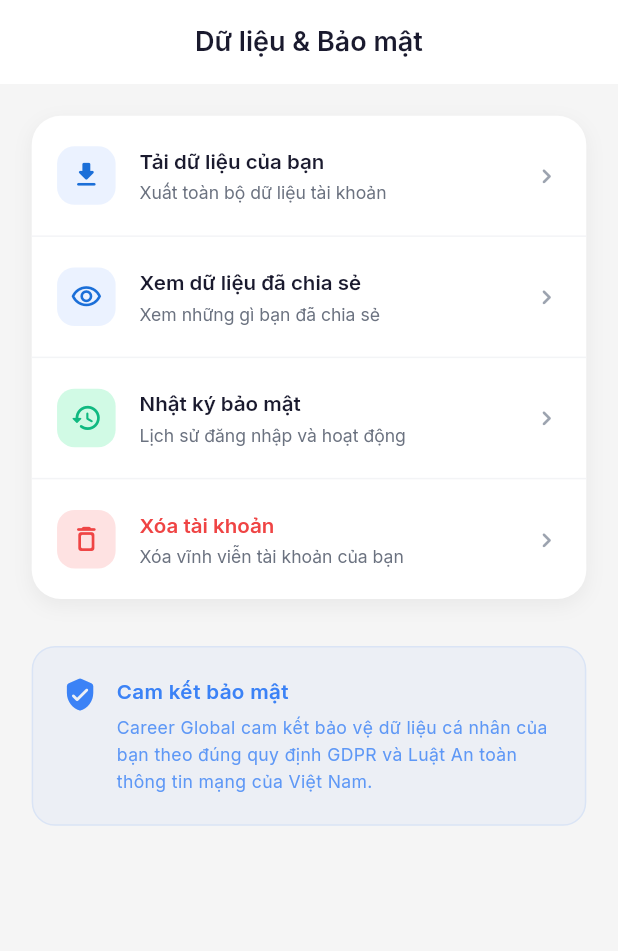
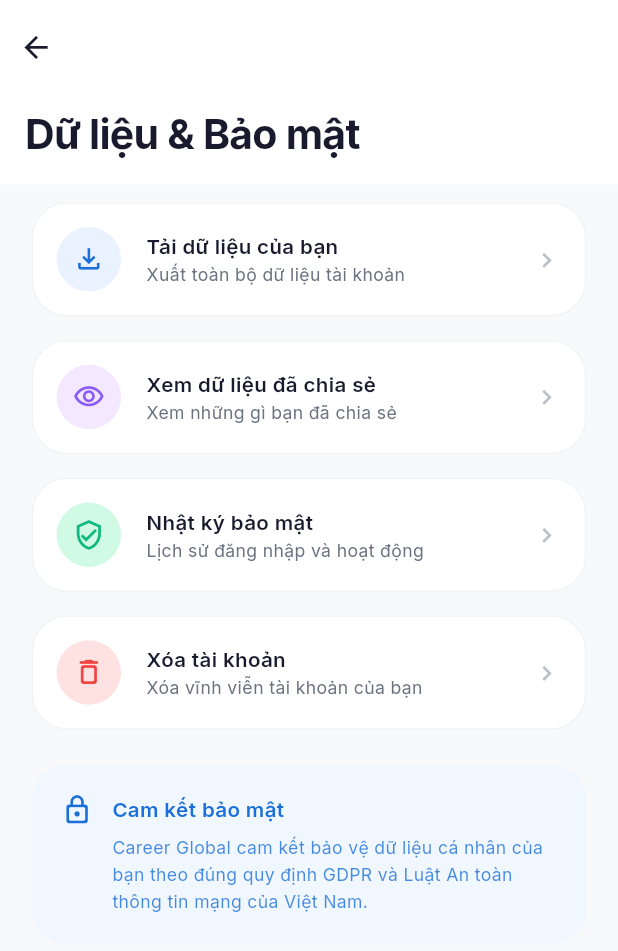
Before and after one commit to duc2251220120-hash/Tuog-tac-nguoi-may, a Flutter app: the DataSecurityScreen screen opened by its route, on a phone screen of 412 x 824 dp. Shown: the top 951 px of the screen. Run offline on Flutter 3.47's test engine with Material 3 defaults, Android fonts, the phone set to English and light mode, and no system bars; our stand-ins replace fl_chart, flutter_screenutil, go_router, google_fonts, pin_code_fields, smooth_page_indicator.

Commit message:
UI: Redesign Data Security screen and fix edge-to-edge layout

```diff
--- a/lib/features/settings/presentation/screens/data_security_screen.dart
+++ b/lib/features/settings/presentation/screens/data_security_screen.dart
@@ -3,8 +3,6 @@ import 'package:flutter_screenutil/flutter_screenutil.dart';
 import '../../../../core/constants/app_colors.dart';
 import '../../../../core/constants/app_text_styles.dart';
 import '../../../../core/constants/app_dimensions.dart';
-import '../widgets/settings_card.dart';
-import '../widgets/settings_tile.dart';
 
 class DataSecurityScreen extends StatelessWidget {
   const DataSecurityScreen({super.key});
@@ -12,74 +10,168 @@ class DataSecurityScreen extends StatelessWidget {
   @override
   Widget build(BuildContext context) {
     return Scaffold(
-      backgroundColor: AppColors.background,
-      appBar: AppBar(
-        title: const Text('Dữ liệu & Bảo mật'),
-        backgroundColor: AppColors.white,
-        elevation: 0,
-        foregroundColor: AppColors.textPrimary,
+      backgroundColor: const Color(0xFFF8F9FA),
+      body: Column(
+        children: [
+          SafeArea(
+            bottom: false,
+            left: false,
+            right: false,
+            child: _buildCustomAppBar(context),
           ),
-      body: ListView(
-        padding: EdgeInsets.all(AppDimensions.screenPaddingH),
+          Expanded(
+            child: ListView(
+              padding: EdgeInsets.symmetric(horizontal: 20.w, vertical: 12.h),
               children: [
-          SettingsCard(
-            children: [
-              SettingsTile(
-                icon: Icons.download_rounded,
+                _buildMenuItem(
+                  icon: Icons.file_download_outlined,
+                  iconColor: const Color(0xFF1B6FD8),
+                  bgColor: const Color(0xFFEBF2FF),
                   title: 'Tải dữ liệu của bạn',
                   subtitle: 'Xuất toàn bộ dữ liệu tài khoản',
                   onTap: () {},
                 ),
-              const Divider(height: 1),
-              SettingsTile(
+                SizedBox(height: 16.h),
+                _buildMenuItem(
                   icon: Icons.visibility_outlined,
+                  iconColor: const Color(0xFF8B5CF6),
+                  bgColor: const Color(0xFFF3E8FF),
                   title: 'Xem dữ liệu đã chia sẻ',
                   subtitle: 'Xem những gì bạn đã chia sẻ',
                   onTap: () {},
                 ),
-              const Divider(height: 1),
-              SettingsTile(
-                icon: Icons.history_rounded,
-                iconColor: AppColors.success,
-                iconBgColor: AppColors.successLight,
+                SizedBox(height: 16.h),
+                _buildMenuItem(
+                  icon: Icons.verified_user_outlined,
+                  iconColor: const Color(0xFF10B981),
+                  bgColor: const Color(0xFFD1FAE5),
                   title: 'Nhật ký bảo mật',
                   subtitle: 'Lịch sử đăng nhập và hoạt động',
                   onTap: () {},
                 ),
-              const Divider(height: 1),
-              SettingsTile(
+                SizedBox(height: 16.h),
+                _buildMenuItem(
                   icon: Icons.delete_outline_rounded,
+                  iconColor: const Color(0xFFEF4444),
+                  bgColor: const Color(0xFFFEE2E2),
                   title: 'Xóa tài khoản',
                   subtitle: 'Xóa vĩnh viễn tài khoản của bạn',
-                isDestructive: true,
                   onTap: () {},
+                ),
+                SizedBox(height: 24.h),
+                _buildCommitmentCard(),
+                SizedBox(height: 40.h),
+              ],
+            ),
           ),
         ],
       ),
-          SizedBox(height: 32.h),
+    );
+  }
+
+  Widget _buildCustomAppBar(BuildContext context) {
+    return Container(
+      width: double.infinity,
+      color: AppColors.white,
+      padding: EdgeInsets.fromLTRB(0, 8.h, 16.w, 8.h),
+      child: Column(
+        crossAxisAlignment: CrossAxisAlignment.start,
+        children: [
+          IconButton(
+            onPressed: () => Navigator.pop(context),
+            icon: Icon(Icons.arrow_back, color: AppColors.textPrimary, size: 24.r),
+            padding: EdgeInsets.zero,
+            constraints: const BoxConstraints(),
+          ),
+          SizedBox(height: 16.h),
+          Padding(
+            padding: EdgeInsets.only(left: 16.w),
+            child: Text(
+              'Dữ liệu & Bảo mật',
+              style: AppTextStyles.h1.copyWith(fontSize: 28.sp),
+            ),
+          ),
+          SizedBox(height: 8.h),
+        ],
+      ),
+    );
+  }
+
+  Widget _buildMenuItem({
+    required IconData icon,
+    required Color iconColor,
+    required Color bgColor,
+    required String title,
+    required String subtitle,
+    required VoidCallback onTap,
+  }) {
+    return InkWell(
+      onTap: onTap,
+      borderRadius: BorderRadius.circular(24.r),
+      child: Container(
+        padding: EdgeInsets.all(16.r),
+        decoration: BoxDecoration(
+          color: AppColors.white,
+          borderRadius: BorderRadius.circular(24.r),
+          border: Border.all(color: AppColors.border.withValues(alpha: 0.5)),
+        ),
+        child: Row(
+          children: [
             Container(
+              width: 44.r,
+              height: 44.r,
+              decoration: BoxDecoration(
+                color: bgColor,
+                shape: BoxShape.circle,
+              ),
+              child: Icon(icon, color: iconColor, size: 22.r),
+            ),
+            SizedBox(width: 16.w),
+            Expanded(
+              child: Column(
+                crossAxisAlignment: CrossAxisAlignment.start,
+                children: [
+                  Text(title, style: AppTextStyles.bodyMediumBold),
+                  Text(
+                    subtitle,
+                    style: AppTextStyles.caption.copyWith(color: AppColors.textSecondary),
+                  ),
+                ],
+              ),
+            ),
+            Icon(Icons.chevron_right, color: AppColors.textHint.withValues(alpha: 0.7), size: 20.r),
+          ],
+        ),
+      ),
+    );
+  }
+
+  Widget _buildCommitmentCard() {
+    return Container(
       padding: EdgeInsets.all(20.r),
       decoration: BoxDecoration(
-              color: AppColors.info.withOpacity(0.05),
-              borderRadius: BorderRadius.circular(16.r),
-              border: Border.all(color: AppColors.info.withOpacity(0.1)),
+        color: const Color(0xFFF1F7FF),
+        borderRadius: BorderRadius.circular(24.r),
       ),
       child: Row(
         crossAxisAlignment: CrossAxisAlignment.start,
         children: [
-                Icon(Icons.verified_user_rounded, color: AppColors.info, size: 24.r),
+          Icon(Icons.lock_outline_rounded, color: AppColors.primary, size: 22.r),
           SizedBox(width: 12.w),
           Expanded(
             child: Column(
               crossAxisAlignment: CrossAxisAlignment.start,
               children: [
-                      Text('Cam kết bảo mật', style: AppTextStyles.bodyMediumBold.copyWith(color: AppColors.info)),
-                      SizedBox(height: 4.h),
+                Text(
+                  'Cam kết bảo mật',
+                  style: AppTextStyles.bodyMediumBold.copyWith(color: AppColors.primary),
+                ),
+                SizedBox(height: 6.h),
                 Text(
                   'Career Global cam kết bảo vệ dữ liệu cá nhân của bạn theo đúng quy định GDPR và Luật An toàn thông tin mạng của Việt Nam.',
-                        style: AppTextStyles.caption.copyWith(color: AppColors.info.withOpacity(0.8), height: 1.5),
-                      ),
-                    ],
+                  style: AppTextStyles.caption.copyWith(
+                    color: AppColors.primary.withValues(alpha: 0.8),
+                    height: 1.5,
                   ),
                 ),
               ],
```
Lines whose indentation alone changed are shown as unchanged.
